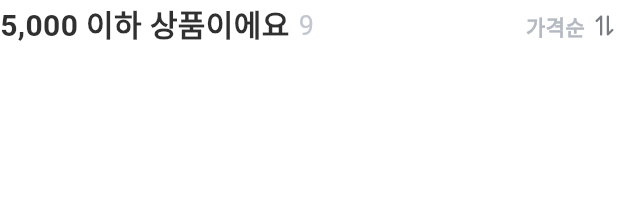
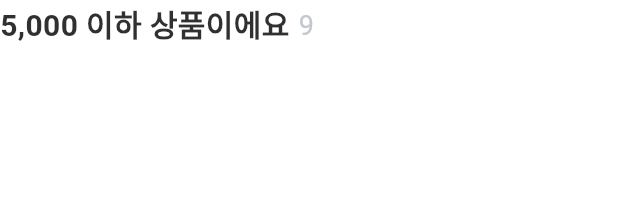
Before and after one commit to money-poly/kwangsang, a Flutter app: the CountAndSortTitle widget shown alone on an empty page, opened directly, on a phone screen of 412 x 824 dp. Shown: the top 205 px of the screen. Run offline on Flutter 3.47's test engine with Material 3 defaults, Android fonts, the phone set to English and light mode, and no system bars; our stand-ins replace carousel_slider, convert, equatable, flutter_dotenv, flutter_native_splash, flutter_svg and 6 more; missing offline and left inert: amplitude_flutter, cp949_codec, flutter_inappwebview; accounts and stored records are empty; network calls fail; Roboto replaces fonts that are missing (Pretendard); statements that could not run were skipped.

Commit message:
fix(count_and_sort_title): 정렬 헤더 위젯 확장
- sort 파라미터 String -> Order 로 타입 변경

```diff
--- a/lib/screens/home/recommend/recommend_view.dart
+++ b/lib/screens/home/recommend/recommend_view.dart
@@ -253,7 +253,7 @@ class _RecommendViewState extends State<RecommendView>
                         child: CountAndSortTitle(
                             title: "${5000.price()} 이하 상품이에요",
                             count: 9,
-                            sort: "거리순",
+                            sort: Order.last,
                             onTap: () {}),
                       ),
                       GridView.builder(
@@ -299,7 +299,7 @@ class _RecommendViewState extends State<RecommendView>
                     child: CountAndSortTitle(
                       title: "전체 세일 상품이에요",
                       count: 159,
-                      sort: "거리순",
+                      sort: Order.distance,
                       onTap: () {},
                     ),
                   ),
--- a/lib/screens/home/widgets/count_and_sort_title.dart
+++ b/lib/screens/home/widgets/count_and_sort_title.dart
@@ -1,5 +1,6 @@
 import 'package:flutter/material.dart';
 import 'package:flutter_svg/flutter_svg.dart';
+import 'package:immersion_kwangsang/screens/home/home_view_model.dart';
 import 'package:immersion_kwangsang/styles/color.dart';
 import 'package:immersion_kwangsang/styles/txt.dart';
 
@@ -9,16 +10,19 @@ class CountAndSortTitle extends StatelessWidget {
       required this.title,
       required this.count,
       required this.sort,
-      required this.onTap});
+      required this.onTap,
+      this.sortOn = false});
 
   final String title;
   final int count;
-  final String sort;
+  final Order sort;
   final Function() onTap;
+  final bool sortOn;
   @override
   Widget build(BuildContext context) {
     return Row(
-      mainAxisAlignment: MainAxisAlignment.spaceBetween,
+      mainAxisAlignment:
+          sortOn ? MainAxisAlignment.spaceBetween : MainAxisAlignment.start,
       crossAxisAlignment: CrossAxisAlignment.center,
       children: [
         Row(
@@ -40,14 +44,36 @@ class CountAndSortTitle extends StatelessWidget {
             ),
           ],
         ),
-        GestureDetector(
+        if (sortOn)
+          TitleSortBtn(
+            sort: sort,
+            onTap: onTap,
+          )
+      ],
+    );
+  }
+}
+
+class TitleSortBtn extends StatelessWidget {
+  const TitleSortBtn({
+    super.key,
+    required this.sort,
+    required this.onTap,
+  });
+
+  final Order sort;
+  final Function() onTap;
+
+  @override
+  Widget build(BuildContext context) {
+    return GestureDetector(
       onTap: onTap,
       child: Row(
         crossAxisAlignment: CrossAxisAlignment.center,
         children: [
           Text(
-                "가격순",
-                style: KwangStyle.btn2SB.copyWith(color: KwangColor.grey600),
+            sort.str,
+            style: KwangStyle.btn2SB.copyWith(color: KwangColor.grey700),
           ),
           const SizedBox(width: 4),
           SvgPicture.asset(
@@ -59,8 +85,6 @@ class CountAndSortTitle extends StatelessWidget {
           )
         ],
       ),
-        )
-      ],
     );
   }
 }
```
Lines whose indentation alone changed are shown as unchanged.
